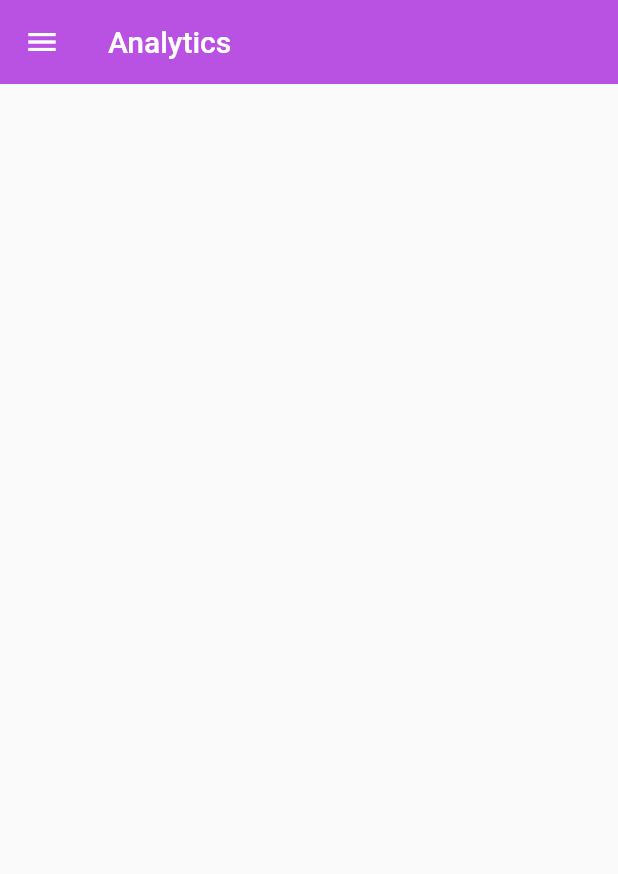
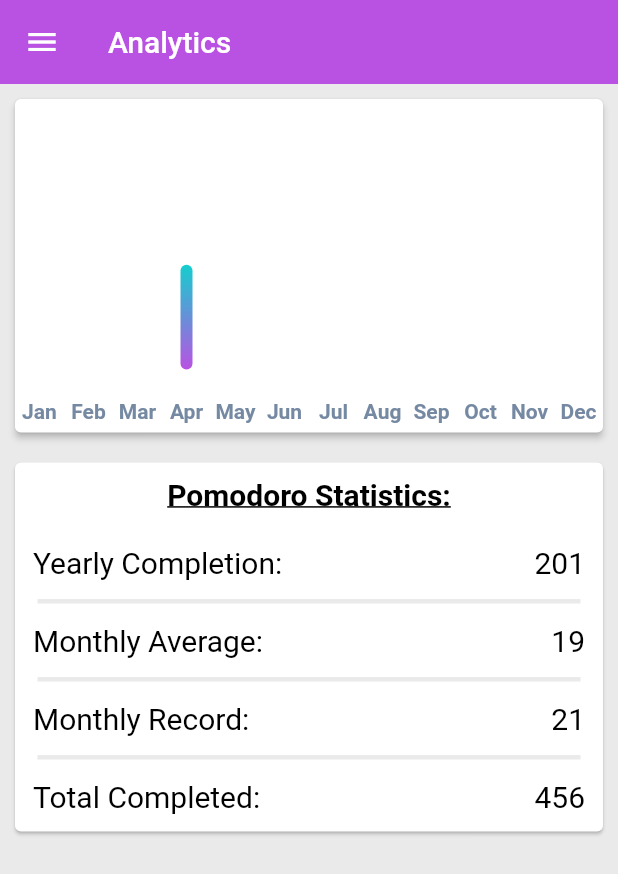
Before and after one commit to GDiamante/Pomodoro-Android, a Flutter app: the AnalyticsScreen screen opened directly, on a phone screen of 412 x 824 dp. Shown: the top 874 px of the screen. Run offline on Flutter 3.47's test engine with Material 2 defaults, Android fonts, the phone set to English and light mode, and no system bars; drawn by our look-alikes of fl_chart; our stand-ins replace carousel_slider, circular_countdown_timer.

Commit message:
Adding analytics page

```diff
--- /dev/null
+++ b/pomodoro/lib/analytics.dart
@@ -0,0 +1,220 @@
+import 'package:fl_chart/fl_chart.dart';
+import 'package:flutter/material.dart';
+import 'package:pomodoro/hexcolor.dart';
+import 'globalvars.dart' as globals;
+
+class statsDivider extends StatelessWidget {
+  @override
+  Widget build(BuildContext context) {
+    return Divider(
+      color: HexColor.fromHex(globals.offWhiteColor),
+      height: 5,
+      thickness: 3,
+      indent: 15,
+      endIndent: 15,
+    );
+  }
+}
+
+class statRow extends StatelessWidget {
+  String stateName;
+  String stat;
+
+  statRow(String stateName, String stat) {
+    this.stateName = stateName;
+    this.stat = stat;
+  }
+
+  @override
+  Widget build(BuildContext context) {
+    return Padding(
+      padding: const EdgeInsets.all(12.0),
+      child: Row(
+        mainAxisSize: MainAxisSize.max,
+        children: [
+          Expanded(
+            child: Text(
+              stateName,
+              style: TextStyle(
+                color: Colors.black,
+                fontSize: 20.0,
+              ),
+            ),
+          ),
+          Align(
+            alignment: Alignment.centerRight,
+            child: Text(
+              stat,
+              style: TextStyle(
+                color: Colors.black,
+                fontSize: 20.0,
+              ),
+            ),
+          ),
+        ],
+      ),
+    );
+  }
+}
+
+class StatsCard extends StatelessWidget {
+  @override
+  Widget build(BuildContext context) {
+    return Padding(
+      padding: const EdgeInsets.all(6.0),
+      child: Card(
+        child: Padding(
+          padding: const EdgeInsets.all(.0),
+          child: new Column(
+              mainAxisSize: MainAxisSize.max,
+              children: [
+                Padding(
+                  padding: const EdgeInsets.fromLTRB(0, 10, 0, 10),
+                  child: Text(
+                    "Pomodoro Statistics:",
+                    style: TextStyle(
+                      color: Colors.black,
+                      decoration: TextDecoration.underline,
+                      fontSize: 20.0,
+                      fontWeight: FontWeight.bold,
+                    ),
+                  ),
+                ),
+                statRow("Yearly Completion:", "201"),
+                statsDivider(),
+                statRow("Monthly Average:", "19"),
+                statsDivider(),
+                statRow("Monthly Record:", "21"),
+                statsDivider(),
+                statRow("Total Completed:", "456"),
+              ]
+          ),
+        ),
+      ),
+    );
+  }
+}
+
+class AnalyticsChart extends StatefulWidget {
+  @override
+  State<StatefulWidget> createState() => AnalyticsChartState();
+}
+
+class AnalyticsChartState extends State<AnalyticsChart> {
+  @override
+  Widget build(BuildContext context) {
+    return AspectRatio(
+      aspectRatio: 1.7,
+      child: Card(
+        margin: EdgeInsets.all(10),
+        elevation: 2,
+        shape: RoundedRectangleBorder(borderRadius: BorderRadius.circular(4)),
+        color: Colors.white,
+        child: BarChart(
+          BarChartData(
+            axisTitleData: FlAxisTitleData(
+                topTitle: AxisTitle(
+                  titleText: "2021 Pomodoro\'s",
+                  textStyle: TextStyle(
+                    color: Colors.black,
+                    fontSize: 20.0,
+                  ),
+                ),
+            ),
+            alignment: BarChartAlignment.spaceAround,
+            maxY: 31,
+            barTouchData: BarTouchData(
+              enabled: false,
+              touchTooltipData: BarTouchTooltipData(
+                tooltipBgColor: Colors.transparent,
+                tooltipPadding: const EdgeInsets.all(0),
+                tooltipMargin: 8,
+                getTooltipItem: (
+                    BarChartGroupData group,
+                    int groupIndex,
+                    BarChartRodData rod,
+                    int rodIndex,
+                    ) {
+                  return BarTooltipItem(
+                    rod.y.round().toString(),
+                    TextStyle(
+                      color: Colors.white,
+                      fontWeight: FontWeight.bold,
+                    ),
+                  );
+                },
+              ),
+            ),
+            titlesData: FlTitlesData(
+              show: true,
+              bottomTitles: SideTitles(
+                showTitles: true,
+                getTextStyles: (value) => const TextStyle(
+                    color: Color(0xff7589a2), fontWeight: FontWeight.bold, fontSize: 14),
+                margin: 20,
+                getTitles: (double value) {
+                  switch (value.toInt()) {
+                    case 1:
+                      return 'Jan';
+                    case 2:
+                      return 'Feb';
+                    case 3:
+                      return 'Mar';
+                    case 4:
+                      return 'Apr';
+                    case 5:
+                      return 'May';
+                    case 6:
+                      return 'Jun';
+                    case 7:
+                      return 'Jul';
+                    case 8:
+                      return 'Aug';
+                    case 9:
+                      return 'Sep';
+                    case 10:
+                      return 'Oct';
+                    case 11:
+                      return 'Nov';
+                    case 12:
+                      return 'Dec';
+                    default:
+                      return '';
+                  }
+                },
+              ),
+              leftTitles: SideTitles(showTitles: false),
+            ),
+            borderData: FlBorderData(
+              show: false,
+            ),
+            barGroups: [
+              createDataItem(1, 0),
+              createDataItem(2, 0),
+              createDataItem(3, 0),
+              createDataItem(4, 12),
+              createDataItem(5, 0),
+              createDataItem(6, 0),
+              createDataItem(7, 0),
+              createDataItem(8, 0),
+              createDataItem(9, 0),
+              createDataItem(10, 0),
+              createDataItem(11, 0),
+              createDataItem(12, 0),
+            ],
+          ),
+        ),
+      ),
+    );
+  }
+}
+
+BarChartGroupData createDataItem(int axis, double height) {
+  return BarChartGroupData(
+    x: axis,
+    barRods: [
+      BarChartRodData(y: height, colors: [HexColor.fromHex(globals.primaryColor), HexColor.fromHex(globals.secondaryColor)])
+    ],
+    showingTooltipIndicators: [0],
+  );
+}
--- a/pomodoro/lib/globalvars.dart
+++ b/pomodoro/lib/globalvars.dart
@@ -4,6 +4,7 @@ import 'dart:collection';
 import 'dart:convert';
 import 'dart:io';
 import 'dart:async';
+import 'main.dart';
 import 'package:path_provider/path_provider.dart' as path_provider;
 
 // Colors
@@ -170,7 +171,7 @@ void updateGlobals(Map<String, dynamic> input) {
   }
 }
 
-void readFile() {
+void readFile(_HomePageState) {
   var configFuture = _read();
   configFuture.then((config) {
     Map<String, dynamic> configMap = jsonDecode(config);
--- a/pomodoro/lib/main.dart
+++ b/pomodoro/lib/main.dart
@@ -5,12 +5,14 @@ import 'hexcolor.dart';
 import 'customtimer.dart' as timer;
 import 'shop.dart';
 import 'customize.dart';
+import 'analytics.dart';
 
 void main() {
   runApp(MyApp());
   globals.populateMap();
-  globals.readFile();
 }
+
+HomePage page = new HomePage();
 
 class MyApp extends StatelessWidget {
   @override
@@ -21,7 +23,7 @@ class MyApp extends StatelessWidget {
         primarySwatch: Colors.blue,
         visualDensity: VisualDensity.adaptivePlatformDensity,
       ),
-      home: new HomePage(),
+      home: page,
     );
   }
 }
@@ -36,7 +38,6 @@ class _HomePageState extends State<HomePage> {
 
   @override
   Widget build(BuildContext ctxt) {
-
     //Passed to timer for update
     void updateWorkSession(dynamic isWorkSessionTimer) {
       setState(() {
@@ -45,6 +46,8 @@ class _HomePageState extends State<HomePage> {
         }
       });
     }
+
+    globals.readFile(this);
 
     return new Scaffold(
       appBar: CustomAppBar(isWork: isWorkSession), //isWorkSession used for colour
@@ -231,7 +234,13 @@ class AnalyticsScreen extends StatelessWidget {
         elevation: 0,
         backgroundColor: HexColor.fromHex(globals.primaryColor),
       ),
+      backgroundColor: HexColor.fromHex(globals.offWhiteColor),
       drawer: MyDrawer(),
+      body: Column(children: [
+        AnalyticsChart(),
+        StatsCard(),
+      ],
+      ),
     );
   }
 }
--- a/pomodoro/pubspec.yaml
+++ b/pomodoro/pubspec.yaml
@@ -26,6 +26,7 @@ dependencies:
   carousel_slider: ^3.0.0
   provider: ^4.3.3
   path_provider: ^1.6.28
+  fl_chart: ^0.35.0
 
   # The following adds the Cupertino Icons font to your application.
   # Use with the CupertinoIcons class for iOS style icons.
```
Also changed, not shown: pomodoro/pubspec.lock.
